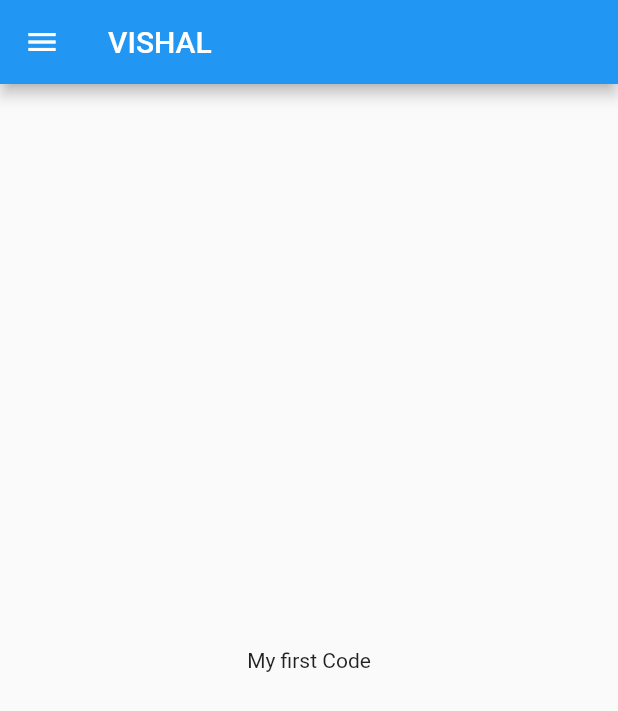
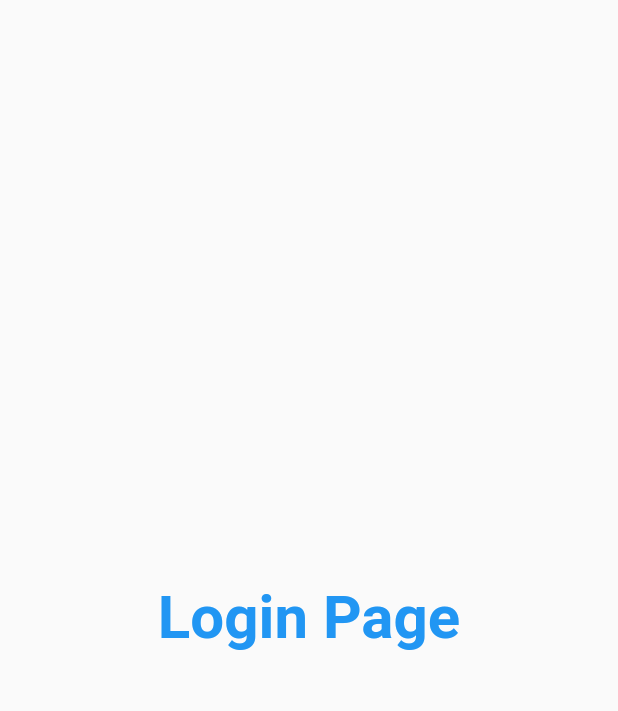
Before and after one commit to VishalMalhotra/FlutterBasics, a Flutter app: the screen it shows after launch, on a phone screen of 412 x 824 dp. Shown: the top 711 px of the screen. Run offline on Flutter 3.47's test engine with Material 2 defaults, Android fonts, the phone set to English and light mode, and no system bars.

Commit message:
Day3 completed

```diff
--- a/lib/main.dart
+++ b/lib/main.dart
@@ -1,16 +1,24 @@
 import 'package:flutter/material.dart';
-
-import 'home_page.dart';
+import 'package:my_app/pages/login_page.dart';
+import 'pages/home_page.dart';
 
 void main(List<String> args) {
-  runApp(const MaterialApp(home: MyApp()));
+  runApp(MyApp());
 }
 
 class MyApp extends StatelessWidget {
-  const MyApp({Key? key}) : super(key: key);
-
   @override
   Widget build(BuildContext context) {
-    return HomePage();
+    return MaterialApp(
+      themeMode: ThemeMode.light,
+      theme: ThemeData(brightness: Brightness.light),
+      darkTheme: ThemeData(brightness: Brightness.light),
+      initialRoute: "/login",
+      routes: {
+        "/": (context) => LoginPage(),
+        "/home": (context) => HomePage(),
+        "/login": (context) => LoginPage()
+      },
+    );
   }
 }
--- a/lib/home_page.dart
+++ b/lib/pages/home_page.dart
@@ -9,7 +9,7 @@ class HomePage extends StatelessWidget {
       ),
       body: Center(
         child: Container(
-          child: Text("My first Code"),
+          child: Text("My first Codes"),
         ),
       ),
       drawer: Drawer(),
--- /dev/null
+++ b/lib/pages/login_page.dart
@@ -0,0 +1,17 @@
+import "package:flutter/material.dart";
+
+class LoginPage extends StatelessWidget {
+  @override
+  Widget build(BuildContext context) {
+    return Material(
+        child: Center(
+            child: Text(
+      "Login Page",
+      style: TextStyle(
+        fontSize: 40,
+        color: Colors.blue,
+        fontWeight: FontWeight.bold,
+      ),
+    )));
+  }
+}
```
